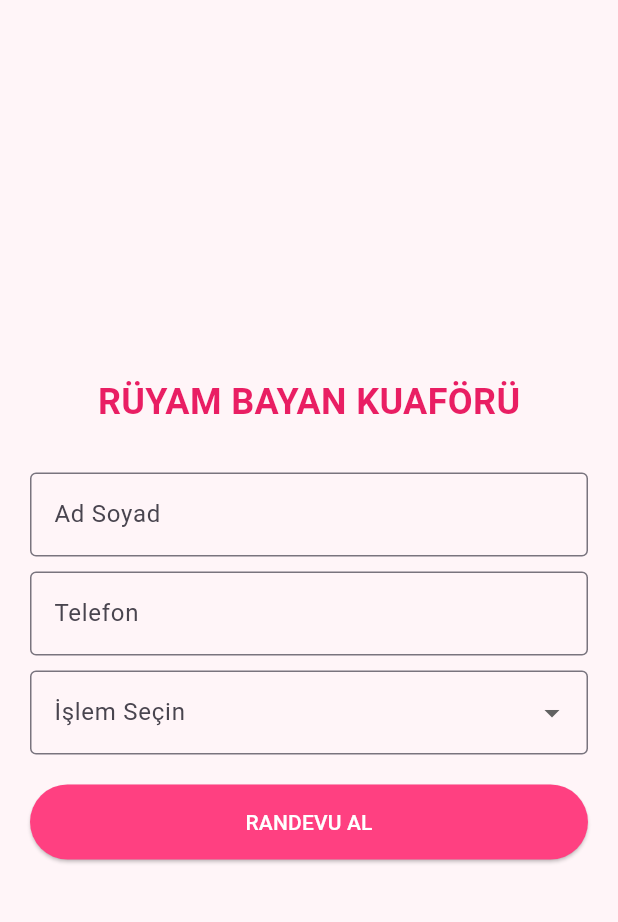
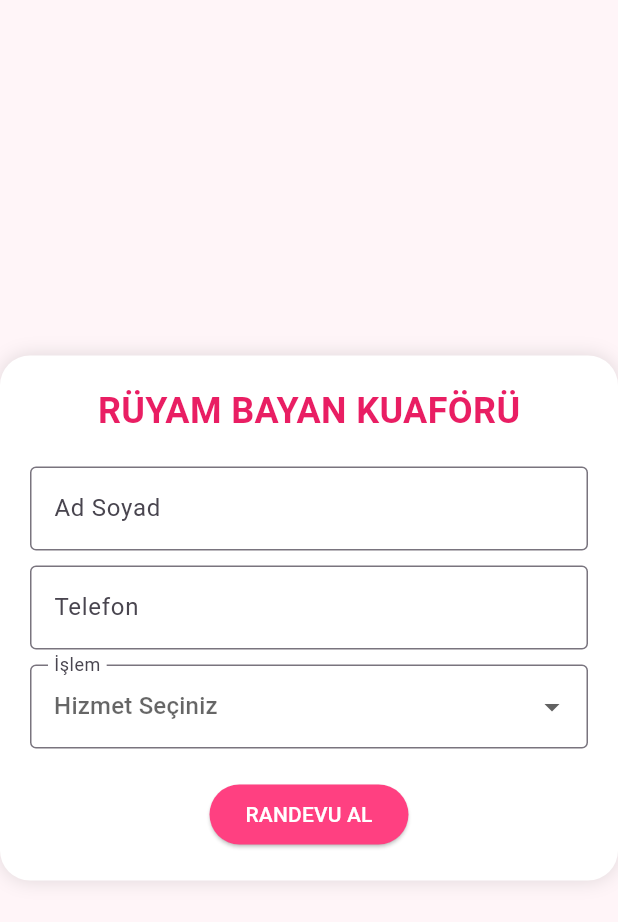
Before and after one commit to orhan504-collab/Deneme, a Flutter app: the screen it shows after launch, after a tap on "RANDEVU AL", on a phone screen of 412 x 824 dp. Shown: the top 922 px of the screen. Run offline on Flutter 3.47's test engine with Material 3 defaults, Android fonts, the phone set to English and light mode, and no system bars; our stand-ins replace supabase_flutter; accounts and stored records are empty; network calls fail.

Commit message:
Update main.dart

```diff
--- a/lib/main.dart
+++ b/lib/main.dart
@@ -7,7 +7,10 @@ void main() async {
     url: 'https://cyhrdhttgtdbgwlbtbnw.supabase.co',
     anonKey: 'sb_publishable_LIOI2vJC5XPa0Jxd1VXEEg_lxkuJWRh',
   );
-  runApp(const MaterialApp(home: RuyamWeb(), debugShowCheckedModeBanner: false));
+  runApp(const MaterialApp(
+    debugShowCheckedModeBanner: false,
+    home: RuyamWeb(),
+  ));
 }
 
 class RuyamWeb extends StatefulWidget {
@@ -17,6 +20,7 @@ class RuyamWeb extends StatefulWidget {
 }
 
 class _RuyamWebState extends State<RuyamWeb> {
+  // Varsayılan ayarlar (Veritabanı boşsa bunlar görünür)
   bool _adGoster = true;
   bool _telGoster = true;
   List<String> _hizmetler = ['Fön', 'Boya', 'Kesim'];
@@ -40,13 +44,13 @@ class _RuyamWebState extends State<RuyamWeb> {
             if (item['anahtar'] == 'tel_aktif') _telGoster = item['deger'] == 'true';
             if (item['anahtar'] == 'servisler') {
               _hizmetler = (item['deger'] as String).split(',');
-              _secilen = _hizmetler.first;
+              if (_hizmetler.isNotEmpty) _secilen = _hizmetler.first;
             }
           }
         });
       }
     } catch (e) {
-      debugPrint("Ayar Hatası: $e");
+      debugPrint("Veri çekme hatası: $e");
     }
   }
 
@@ -59,19 +63,26 @@ class _RuyamWebState extends State<RuyamWeb> {
           child: Container(
             maxWidth: 400,
             padding: const EdgeInsets.all(20),
+            decoration: BoxDecoration(
+              color: Colors.white,
+              borderRadius: BorderRadius.circular(20),
+              boxShadow: [const BoxShadow(color: Colors.black12, blurRadius: 10)],
+            ),
             child: Column(
               children: [
-                const Text('RÜYAM BAYAN KUAFÖRÜ', style: TextStyle(fontSize: 24, fontWeight: FontWeight.bold, color: Colors.pink)),
-                const SizedBox(height: 30),
+                const Text('RÜYAM BAYAN KUAFÖRÜ',
+                  style: TextStyle(fontSize: 24, fontWeight: FontWeight.bold, color: Colors.pink)),
+                const SizedBox(height: 20),
                 if (_adGoster) TextField(controller: _ad, decoration: const InputDecoration(labelText: 'Ad Soyad', border: OutlineInputBorder())),
                 if (_adGoster) const SizedBox(height: 10),
                 if (_telGoster) TextField(controller: _tel, decoration: const InputDecoration(labelText: 'Telefon', border: OutlineInputBorder())),
                 if (_telGoster) const SizedBox(height: 10),
                 DropdownButtonFormField<String>(
                   value: _secilen,
+                  hint: const Text("Hizmet Seçiniz"),
                   items: _hizmetler.map((e) => DropdownMenuItem(value: e, child: Text(e))).toList(),
                   onChanged: (v) => setState(() => _secilen = v),
-                  decoration: const InputDecoration(labelText: 'İşlem Seçin', border: OutlineInputBorder()),
+                  decoration: const InputDecoration(labelText: 'İşlem', border: OutlineInputBorder()),
                 ),
                 const SizedBox(height: 20),
                 ElevatedButton(
@@ -79,13 +90,13 @@ class _RuyamWebState extends State<RuyamWeb> {
                     await Supabase.instance.client.from('RuyamDB').insert({
                       'Ad': _adGoster ? _ad.text : 'İsimsiz',
                       'Tel': _telGoster ? _tel.text : 'No Yok',
-                      'Islem': _secilen,
+                      'Islem': _secilen ?? 'Seçilmedi',
                     });
                     if (!mounted) return;
                     ScaffoldMessenger.of(context).showSnackBar(const SnackBar(content: Text('Randevu Alındı! ✨')));
                   },
-                  style: ElevatedButton.styleFrom(backgroundColor: Colors.pinkAccent, minimumSize: const Size(double.infinity, 50)),
-                  child: const Text('RANDEVU AL', style: TextStyle(color: Colors.white)),
+                  style: ElevatedButton.styleFrom(backgroundColor: Colors.pinkAccent, foregroundColor: Colors.white, minSize: const Size(double.infinity, 50)),
+                  child: const Text('RANDEVU AL'),
                 ),
               ],
             ),
```
